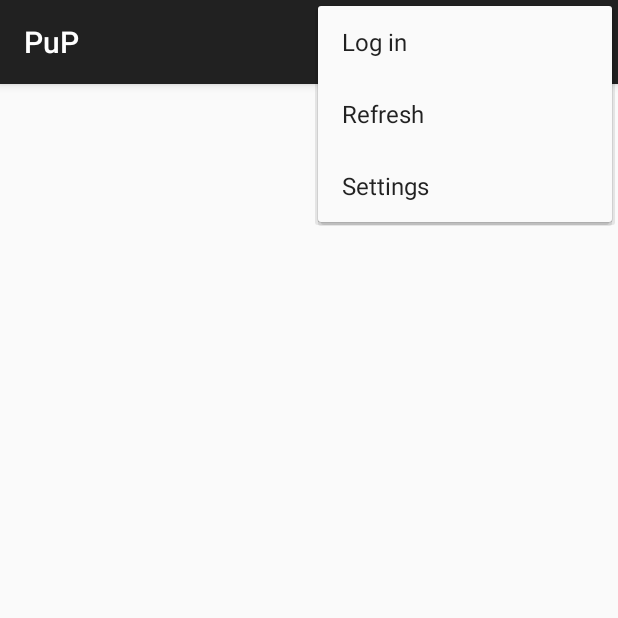
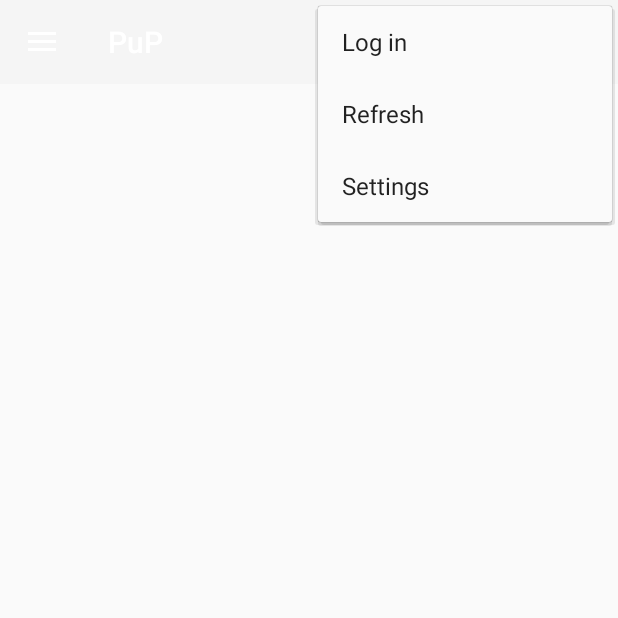
Before and after one commit to swarmnyc/pup, an Android app: the MainActivity screen opened directly, with no data from a screen before it, with the options menu open, on a phone screen of 412 x 824 dp, the top half of it. Run offline under Robolectric (Android 15) with nearby library versions, the phone set to English and light mode, and no system bars; our stand-ins replace ButterKnife; libraries missing offline, so code that uses them is left out: retrofit.client; 1 statement that could not run was skipped.

Commit message:
Add Drawer

```diff
--- a/src/Android/app/build.gradle
+++ b/src/Android/app/build.gradle
@@ -29,8 +29,8 @@ dependencies {
     compile files('libs/quickblox-android-sdk-chat-2.1.1.jar')
     compile files('libs/quickblox-android-sdk-messages-2.1.1.jar')
     compile 'com.google.dagger:dagger:2.0'
-    compile 'com.android.support:support-v4:21.0.3'
-    compile 'com.android.support:appcompat-v7:21.0.3'
-    compile 'com.google.android.gms:play-services:6.5.87'
+    compile 'com.android.support:support-v4:22.0.0'
+    compile 'com.android.support:appcompat-v7:22.0.0'
+    compile 'com.google.android.gms:play-services:7.0.0'
     compile 'com.jakewharton:butterknife:6.1.0'
 }
--- a/src/Android/app/src/main/java/com/swarmnyc/pup/PuPComponent.java
+++ b/src/Android/app/src/main/java/com/swarmnyc/pup/PuPComponent.java
@@ -3,6 +3,8 @@ package com.swarmnyc.pup;
 import com.swarmnyc.pup.activities.AuthActivity;
 import com.swarmnyc.pup.activities.CreateLobbyActivity;
 import com.swarmnyc.pup.activities.LobbyActivity;
+import com.swarmnyc.pup.activities.MainActivity;
+import com.swarmnyc.pup.activities.SplashActivity;
 import com.swarmnyc.pup.fragments.LobbyListFragment;
 import com.swarmnyc.pup.fragments.LoginFragment;
 
@@ -22,4 +24,8 @@ public interface PuPComponent {
     void inject(LoginFragment loginFragment);
 
     void inject(AuthActivity authActivity);
+
+    void inject(MainActivity mainActivity);
+
+    void inject(SplashActivity splashActivity);
 }
--- a/src/Android/app/src/main/java/com/swarmnyc/pup/activities/LobbyActivity.java
+++ b/src/Android/app/src/main/java/com/swarmnyc/pup/activities/LobbyActivity.java
@@ -57,6 +57,9 @@ public class LobbyActivity extends ActionBarActivity {
 
     @Inject
     LobbyService lobbyService;
+
+    @Inject
+    ChatService chatService;
 
     @Override
     protected void onCreate(Bundle savedInstanceState) {
@@ -158,7 +161,7 @@ public class LobbyActivity extends ActionBarActivity {
 
     private void initializeLobby() {
         if (chatRoom == null) {
-            chatRoom = ChatService.getInstance().getChatRoom(this, lobby);
+            chatRoom = chatService.getChatRoom(this, lobby);
             chatRoom.setMessageListener(new ChatMessageListener() {
                 @Override
                 public void receive(List<ChatMessage> messages) {
--- a/src/Android/app/src/main/java/com/swarmnyc/pup/activities/MainActivity.java
+++ b/src/Android/app/src/main/java/com/swarmnyc/pup/activities/MainActivity.java
@@ -3,20 +3,40 @@ package com.swarmnyc.pup.activities;
 import android.content.Intent;
 import android.os.Bundle;
 import android.support.v4.app.Fragment;
+import android.support.v4.app.FragmentManager;
+import android.support.v4.view.GravityCompat;
+import android.support.v4.widget.DrawerLayout;
+import android.support.v7.app.ActionBar;
 import android.support.v7.app.ActionBarActivity;
+import android.support.v7.app.ActionBarDrawerToggle;
+import android.support.v7.widget.Toolbar;
 import android.view.Menu;
 import android.view.MenuItem;
+import android.view.View;
+import android.widget.AdapterView;
+import android.widget.ArrayAdapter;
+import android.widget.ListView;
 
+import com.swarmnyc.pup.PuPApplication;
 import com.swarmnyc.pup.R;
 import com.swarmnyc.pup.User;
 import com.swarmnyc.pup.chat.ChatService;
 import com.swarmnyc.pup.fragments.LobbyListFragment;
+import com.swarmnyc.pup.fragments.MainNavigationDrawerFragment;
 
-public class MainActivity extends ActionBarActivity {
+import javax.inject.Inject;
+
+public class MainActivity extends ActionBarActivity
+{
     private static final String TAG = MainActivity.class.getSimpleName();
     public static final int REQUEST_RESULT_CODE_RELOAD = 735623;
     public static final int REQUEST_CODE_AUTH = 2884;
     private static MainActivity instance;
+    private ActionBarDrawerToggle mDrawerToggle;
+
+    private DrawerLayout mDrawerLayout;
+    private ListView mDrawerListView;
+
     public MainActivity(){
         instance = this;
     }
@@ -25,15 +45,73 @@ public class MainActivity extends ActionBarActivity {
         return instance;
     }
 
+    @Inject
+    ChatService chatService;
+
     @Override
     protected void onCreate(Bundle savedInstanceState) {
         super.onCreate(savedInstanceState);
         setContentView(R.layout.activity_main);
-        if (savedInstanceState == null) {
-            getSupportFragmentManager().beginTransaction()
-                    .add(R.id.fragment_container, new LobbyListFragment())
-                    .commit();
+
+        PuPApplication.getInstance().getComponent().inject(this);
+
+        Toolbar toolbar = (Toolbar)findViewById(R.id.toolbar);
+        setSupportActionBar(toolbar);
+
+        mDrawerListView = (ListView)this.findViewById(R.id.drawer_list);
+
+        mDrawerListView.setOnItemClickListener(new AdapterView.OnItemClickListener() {
+            @Override
+            public void onItemClick(AdapterView<?> parent, View view, int position, long id) {
+                selectItem(position);
+            }
+        });
+
+//        mDrawerListView.setAdapter(new ArrayAdapter<String>(
+//                this,
+//                android.R.layout.simple_list_item_activated_1,
+//                android.R.id.text1,
+//                new String[]{
+//                        getString(R.string.title_section1),
+//                        getString(R.string.title_section2),
+//                        getString(R.string.title_section3),
+//                }));
+
+        mDrawerLayout = (DrawerLayout)findViewById(R.id.drawer_layout);
+
+        mDrawerLayout.setDrawerShadow(R.drawable.drawer_shadow, GravityCompat.START);
+
+        mDrawerToggle = new ActionBarDrawerToggle(
+                this,                    /* host Activity */
+                mDrawerLayout,                    /* DrawerLayout object */
+                toolbar,
+                R.string.navigation_drawer_open,  /* "open drawer" description for accessibility */
+                R.string.navigation_drawer_close  /* "close drawer" description for accessibility */
+        );
+
+        mDrawerLayout.post(new Runnable() {
+            @Override
+            public void run() {
+                mDrawerToggle.syncState();
+            }
+        });
+
+        mDrawerLayout.setDrawerListener(mDrawerToggle);
+
+        selectItem(0);
+    }
+
+    public void selectItem(int position) {
+        Fragment fragment = new LobbyListFragment();
+
+        switch (position){
+
         }
+
+        FragmentManager fragmentManager = getSupportFragmentManager();
+        fragmentManager.beginTransaction()
+                .replace(R.id.fragment_container, fragment)
+                .commit();
     }
 
     @Override
@@ -75,7 +153,7 @@ public class MainActivity extends ActionBarActivity {
     private void reload() {
         changeFragment(new LobbyListFragment());
         invalidateOptionsMenu();
-        ChatService.getInstance().login(this);
+        chatService.login(this);
     }
 
     @Override
--- a/src/Android/app/src/main/java/com/swarmnyc/pup/chat/ChatService.java
+++ b/src/Android/app/src/main/java/com/swarmnyc/pup/chat/ChatService.java
@@ -17,14 +17,8 @@ import org.jivesoftware.smack.SmackException;
 import java.util.ArrayList;
 import java.util.List;
 
-public abstract class ChatService {
-    private static ChatService instance = new QuickbloxChatService();
+public interface ChatService {
+    public void login(Activity activity);
 
-    public static ChatService getInstance() {
-        return instance;
-    }
-
-    public abstract void login(Activity activity);
-
-    public abstract ChatRoomService getChatRoom(Activity activity, Lobby lobby);
+    public ChatRoomService getChatRoom(Activity activity, Lobby lobby);
 }
--- a/src/Android/app/src/main/java/com/swarmnyc/pup/chat/QuickbloxChatService.java
+++ b/src/Android/app/src/main/java/com/swarmnyc/pup/chat/QuickbloxChatService.java
@@ -26,7 +26,7 @@ import java.util.ArrayList;
 import java.util.Hashtable;
 import java.util.List;
 
-public class QuickbloxChatService extends ChatService {
+public class QuickbloxChatService implements ChatService {
     private Hashtable<String, QBDialog> dialogs = new Hashtable<>();
 
     private QBChatService qbChatService;
--- a/src/Android/app/src/main/res/layout/activity_main.xml
+++ b/src/Android/app/src/main/res/layout/activity_main.xml
@@ -1,5 +1,33 @@
-<FrameLayout xmlns:android="http://schemas.android.com/apk/res/android" xmlns:tools="http://schemas.android.com/tools"
-    android:id="@+id/fragment_container"
+<android.support.v4.widget.DrawerLayout
+    xmlns:android="http://schemas.android.com/apk/res/android"
+    xmlns:app="http://schemas.android.com/apk/res-auto"
+    xmlns:tools="http://schemas.android.com/tools"
+    android:id="@+id/drawer_layout"
     android:layout_width="match_parent"
     android:layout_height="match_parent"
-    />
+    tools:context=".MainActivity">
+
+    <LinearLayout
+        android:layout_width="match_parent"
+        android:layout_height="match_parent"
+        android:orientation="vertical">
+
+        <android.support.v7.widget.Toolbar
+            android:id="@+id/toolbar"
+            android:layout_height="wrap_content"
+            android:layout_width="match_parent"
+            app:theme="@style/ThemeOverlay.AppCompat.Dark.ActionBar"
+            app:popupTheme="@style/ThemeOverlay.AppCompat.Light"
+            android:minHeight="?attr/actionBarSize"
+            android:background="?attr/colorPrimary" />
+        <FrameLayout  android:id="@+id/fragment_container"
+            android:layout_width="match_parent"
+            android:layout_height="match_parent" />
+    </LinearLayout>
+
+    <include
+        layout="@layout/drawer_main"
+        android:layout_gravity="start"
+        android:layout_width="@dimen/navigation_drawer_width"
+        android:layout_height="match_parent"/>
+</android.support.v4.widget.DrawerLayout>
--- a/src/Android/app/src/main/res/values/strings.xml
+++ b/src/Android/app/src/main/res/values/strings.xml
@@ -5,4 +5,8 @@
 
     <string name="title_activity_create_lobby">CreateLobbyActivity</string>
     <string name="title_activity_lobby">LobbyActivity</string>
+    <string name="title_activity_main_activity2">MainActivity2Activity</string>
+
+    <string name="navigation_drawer_open">Open navigation drawer</string>
+    <string name="navigation_drawer_close">Close navigation drawer</string>
 </resources>
--- a/src/Android/app/src/main/res/values/styles.xml
+++ b/src/Android/app/src/main/res/values/styles.xml
@@ -8,4 +8,10 @@
     <style name="SplashTheme" parent="Theme.AppCompat.Light.NoActionBar">
         <!-- Customize your theme here. -->
     </style>
+
+    <style name="MainTheme" parent="@style/Theme.AppCompat.Light.NoActionBar">
+        <item name="windowActionBar">false</item>
+        <!-- colorPrimary is used for the default action bar background -->
+        <item name="windowActionModeOverlay">true</item>
+    </style>
 </resources>
```
Also changed, not shown: src/Android/app/src/main/AndroidManifest.xml (+15 -17 lines), src/Android/app/src/main/java/com/swarmnyc/pup/PuPApiModule.java (+10 -0 lines), src/Android/app/src/main/java/com/swarmnyc/pup/activities/SplashActivity.java (+9 -1 lines), src/Android/app/src/main/java/com/swarmnyc/pup/chat/MockChatService.java (added, +20 -0 lines), src/Android/app/src/main/res/layout/drawer_main.xml (added, +24 -0 lines), src/Android/app/src/main/res/drawable-hdpi/drawer_shadow.9.png (added), src/Android/app/src/main/res/drawable-mdpi/drawer_shadow.9.png (added), src/Android/app/src/main/res/drawable-xhdpi/drawer_shadow.9.png (added), src/Android/app/src/main/res/drawable-xxhdpi/drawer_shadow.9.png (added).
